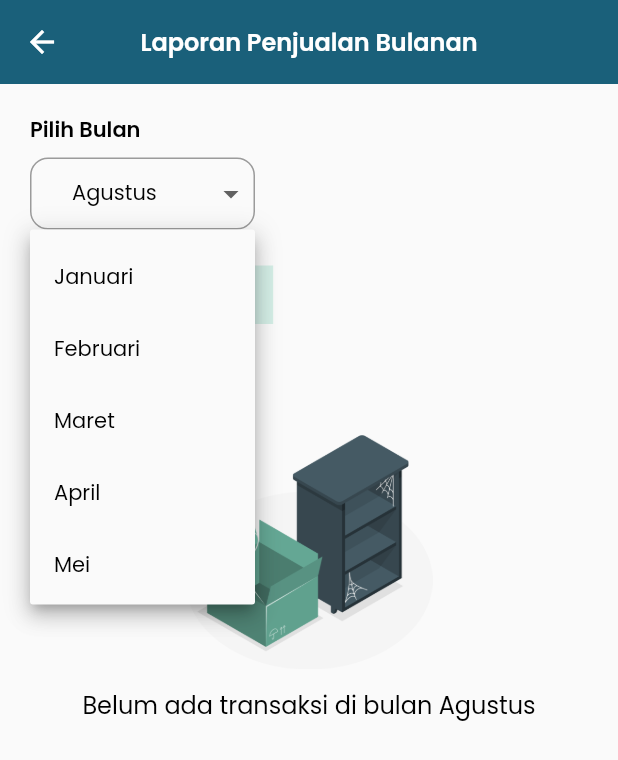
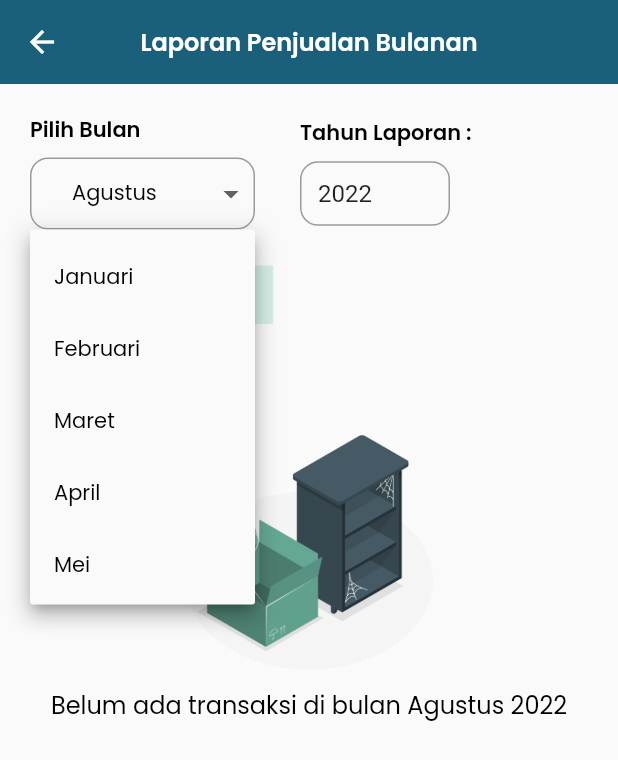
Before and after one commit to elvinadianalimartha/admin_budiberas, a Flutter app: the MonthlyReportPage screen opened by its route, after a tap on "Agustus", on a phone screen of 412 x 824 dp. Shown: the top 760 px of the screen. Run offline on Flutter 3.47's test engine with Material 2 defaults, Android fonts, the phone set to English and light mode, and no system bars; our stand-ins replace cloud_firestore, dropdown_button2, firebase_core, flutter_typeahead, google_fonts, image_picker; missing offline and left inert: pusher_client; accounts and stored records are empty; network calls fail.

Commit message:
add choose year to monthly sales report

```diff
--- a/lib/providers/report_provider.dart
+++ b/lib/providers/report_provider.dart
@@ -86,10 +86,10 @@ class ReportProvider with ChangeNotifier{
   bool loadingMonthly = false;
   int monthlyOmzet = 0;
 
-  Future<void> reportMonthlySales({required int month}) async{
+  Future<void> reportMonthlySales({required String month, required String year}) async{
     loadingMonthly = true;
     try{
-      var reportMonthlySalesResult = await ReportService().reportMonthlySales(month: month);
+      var reportMonthlySalesResult = await ReportService().reportMonthlySales(month: month, year: year);
 
       int omzet = reportMonthlySalesResult['monthlyOmzet'];
       monthlyOmzet = omzet;
--- a/lib/services/report_service.dart
+++ b/lib/services/report_service.dart
@@ -86,12 +86,17 @@ class ReportService {
     }
   }
 
-  Future reportMonthlySales({required int month}) async{
-    var url = '$baseUrl/reportMonthlySales/$month';
+  Future reportMonthlySales({required String month, required String year}) async{
+    var url = '$baseUrl/reportMonthlySales';
     var headers = {'Content-Type': 'application/json'};
 
+    Map<String, dynamic> qParams = {
+      'month': month,
+      'year': year,
+    };
+
     var response = await http.get(
-        Uri.parse(url),
+        Uri.parse(url).replace(queryParameters: qParams),
         headers: headers
     );
 
@@ -122,7 +127,7 @@ class ReportService {
     var headers = {'Content-Type': 'application/json'};
 
     Map<String, dynamic> qParams = {
-      'chosen_year': chosenYear.toLowerCase(),
+      'chosen_year': chosenYear,
     };
 
     var response = await http.get(
--- a/lib/views/report/monthly_report.dart
+++ b/lib/views/report/monthly_report.dart
@@ -5,6 +5,7 @@ import 'package:budiberas_admin_9701/views/widgets/reusable/app_bar.dart';
 import 'package:dropdown_button2/dropdown_button2.dart';
 import 'package:flutter/cupertino.dart';
 import 'package:flutter/material.dart';
+import 'package:flutter/services.dart';
 import 'package:intl/intl.dart';
 import 'package:provider/provider.dart';
 
@@ -23,8 +24,8 @@ class MonthlyReportPage extends StatefulWidget {
 }
 
 class _MonthlyReportPageState extends State<MonthlyReportPage> {
-  var nowMonth = DateTime.now().month;
   late int _chosenMonth;
+  late String _currentYear;
 
   @override
   void initState() {
@@ -33,15 +34,14 @@ class _MonthlyReportPageState extends State<MonthlyReportPage> {
   }
 
   getInit() async {
-    // var nowMonth = DateTime.now().month;
-    // print('bulan: $nowMonth');
-    _chosenMonth = nowMonth;
-    print(_chosenMonth);
-    await Provider.of<ReportProvider>(context, listen: false).reportMonthlySales(month: nowMonth);
+    _chosenMonth = DateTime.now().month;
+    _currentYear = DateTime.now().year.toString();
+    await Provider.of<ReportProvider>(context, listen: false).reportMonthlySales(month: _chosenMonth.toString(), year: _currentYear);
   }
 
   @override
   Widget build(BuildContext context) {
+    TextEditingController inputYear = TextEditingController(text: _currentYear);
     var formatter = NumberFormat.decimalPattern('id');
     ReportProvider reportProv = Provider.of<ReportProvider>(context);
 
@@ -89,14 +89,47 @@ class _MonthlyReportPageState extends State<MonthlyReportPage> {
                 );
               }).toList(),
               onChanged: (value) {
-                var _intVal = int.parse(value.toString());
-                if(_intVal != _chosenMonth) {
+                if(value.toString() != _chosenMonth.toString()) {
                   _chosenMonth = int.parse(value.toString());
                   reportProv.loadingMonthly = true;
                   reportProv.monthlySalesDetail = [];
-                  reportProv.reportMonthlySales(month: _chosenMonth);
+                  reportProv.reportMonthlySales(month: _chosenMonth.toString(), year: _currentYear);
                 }
               }
+            ),
+          ),
+        ],
+      );
+    }
+
+    Widget chooseYear() {
+      return Column(
+        crossAxisAlignment: CrossAxisAlignment.start,
+        children: [
+          Text(
+            'Tahun Laporan : ',
+            style: primaryTextStyle.copyWith(fontWeight: semiBold),
+          ),
+          const SizedBox(height: 8,),
+          SizedBox(
+            width: 100,
+            child: TextFormField(
+              controller: inputYear,
+              inputFormatters: [FilteringTextInputFormatter.digitsOnly, LengthLimitingTextInputFormatter(4),],
+              keyboardType: TextInputType.number,
+              decoration: InputDecoration(
+                  isDense: true,
+                  border: OutlineInputBorder(
+                    borderRadius: BorderRadius.circular(12),
+                  ),
+                  contentPadding: const EdgeInsets.all(12)
+              ),
+              onFieldSubmitted: (value) {
+                setState(() {
+                  _currentYear = value;
+                });
+                reportProv.reportMonthlySales(month: _chosenMonth.toString(), year: _currentYear);
+              },
             ),
           ),
         ],
@@ -202,7 +235,9 @@ class _MonthlyReportPageState extends State<MonthlyReportPage> {
                 Image.asset('assets/empty-icon.png', width: MediaQuery.of(context).size.width/2.5,),
                 const SizedBox(height: 12,),
                 Text(
-                  'Belum ada transaksi di bulan ${listOfMonths.where((e) => e.id == _chosenMonth).first.name}',
+                  'Belum ada transaksi di bulan '
+                      '${listOfMonths.where((e) => e.id == _chosenMonth).first.name} '
+                      '$_currentYear',
                   style: primaryTextStyle.copyWith(fontSize: 16),
                 )
               ],
@@ -238,7 +273,16 @@ class _MonthlyReportPageState extends State<MonthlyReportPage> {
           child: Column(
             crossAxisAlignment: CrossAxisAlignment.start,
             children: [
-              chooseMonth(),
+              Row(
+                crossAxisAlignment: CrossAxisAlignment.center,
+                children: [
+                  chooseMonth(),
+                  const SizedBox(width: 30,),
+                  Flexible(
+                    child: chooseYear(),
+                  ),
+                ],
+              ),
               const SizedBox(height: 16,),
               totalOmzet(),
               const SizedBox(height: 16,),
```
